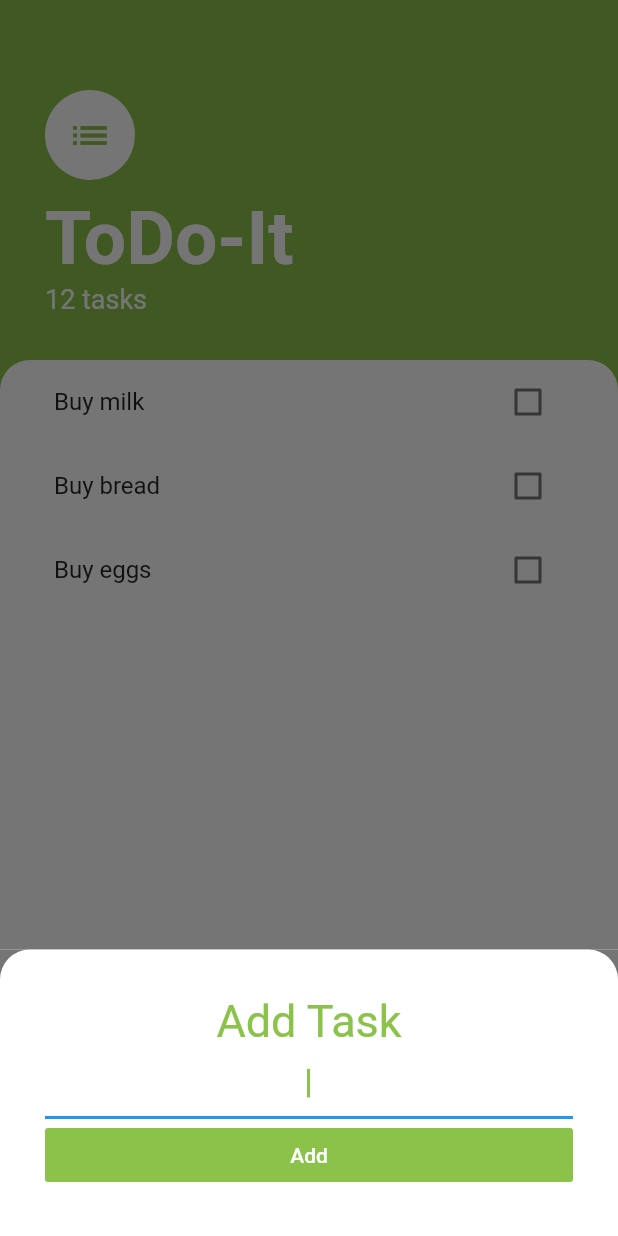
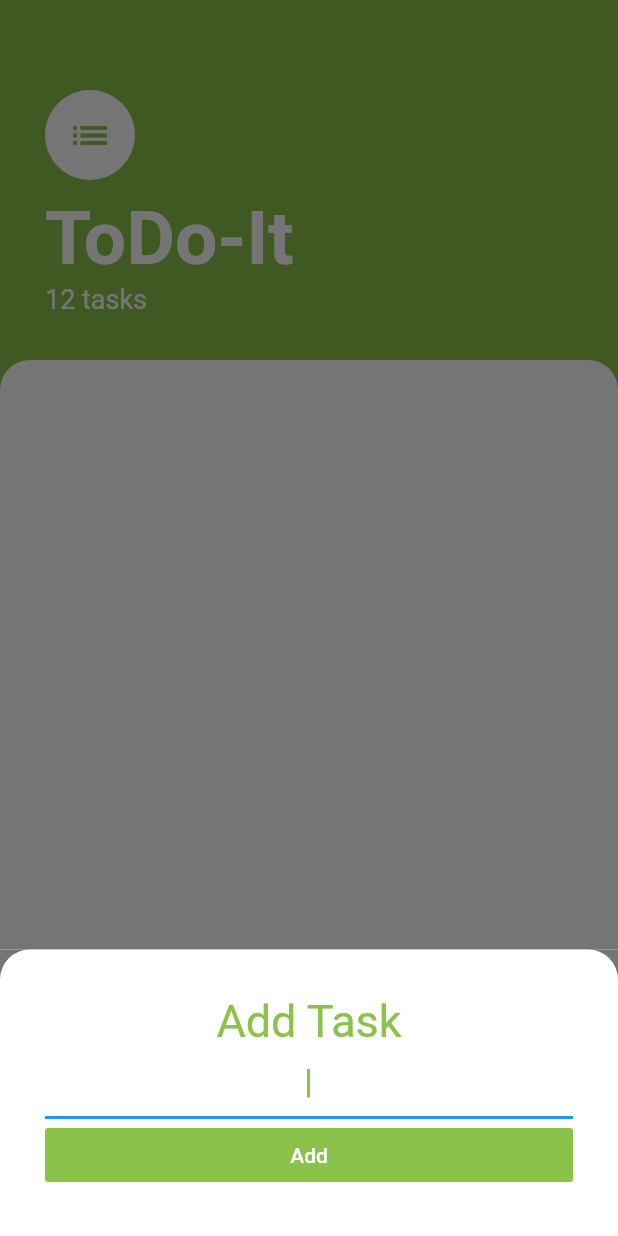
Before and after one commit to marcelohirota/todoapp_flutter, a Flutter app: the screen it shows after launch, after a tap on the "add" icon, on a phone screen of 412 x 824 dp. Run offline on Flutter 3.47's test engine with Material 2 defaults, Android fonts, the phone set to English and light mode, and no system bars.

Commit message:
task - listview update

```diff
--- a/lib/screens/add_task_screen.dart
+++ b/lib/screens/add_task_screen.dart
@@ -1,8 +1,14 @@
 import 'package:flutter/material.dart';
 
 class AddTaskScreen extends StatelessWidget {
+  final Function addTaskCallback;
+
+  AddTaskScreen(this.addTaskCallback);
+
   @override
   Widget build(BuildContext context) {
+    String newTaskTitle;
+
     return Container(
       color: Color(0xff757575),
       child: Container(
@@ -30,6 +36,9 @@ class AddTaskScreen extends StatelessWidget {
               style: TextStyle(color: Colors.lightGreen),
               cursorColor: Colors.lightGreen,
               textAlign: TextAlign.center,
+              onChanged: (newText) {
+                newTaskTitle = newText;
+              },
             ),
             FlatButton(
               child: Text(
@@ -40,7 +49,7 @@ class AddTaskScreen extends StatelessWidget {
               ),
               color: Colors.lightGreen,
               onPressed: () {
-                // Add our task
+                addTaskCallback(newTaskTitle);
               },
             )
           ],
--- a/lib/screens/task_screen.dart
+++ b/lib/screens/task_screen.dart
@@ -3,9 +3,16 @@ import 'package:flutter/cupertino.dart';
 import 'package:flutter/material.dart';
 import 'package:todoappflutter/widgets/task_list.dart';
 import 'package:todoappflutter/screens/add_task_screen.dart';
-import 'package:todoappflutter/widgets/task_list.dart';
+import 'package:todoappflutter/models/task.dart';
 
-class TaskScreen extends StatelessWidget {
+class TaskScreen extends StatefulWidget {
+  @override
+  _TaskScreenState createState() => _TaskScreenState();
+}
+
+class _TaskScreenState extends State<TaskScreen> {
+  List<Task> tasks = [];
+
   @override
   Widget build(BuildContext context) {
     return Scaffold(
@@ -21,7 +28,12 @@ class TaskScreen extends StatelessWidget {
               child: Container(
                 padding: EdgeInsets.only(
                     bottom: MediaQuery.of(context).viewInsets.bottom),
-                child: AddTaskScreen(),
+                child: AddTaskScreen((newTaskTitle) {
+                  setState(() {
+                    tasks.add(Task(name: newTaskTitle));
+                  });
+                  Navigator.pop(context);
+                }),
               ),
             ),
           );
@@ -80,7 +92,7 @@ class TaskScreen extends StatelessWidget {
                   topRight: Radius.circular(20),
                 ),
               ),
-              child: TaskList(),
+              child: TaskList(tasks),
             ),
           ),
         ],
--- a/lib/widgets/task_list.dart
+++ b/lib/widgets/task_list.dart
@@ -3,32 +3,30 @@ import 'package:todoappflutter/widgets/task_title.dart';
 import 'package:todoappflutter/models/task.dart';
 
 class TaskList extends StatefulWidget {
+  final List<Task> tasks;
+
+  TaskList(this.tasks);
+
   @override
   _TaskListState createState() => _TaskListState();
 }
 
 class _TaskListState extends State<TaskList> {
-  List<Task> tasks = [
-    Task(name: 'Buy milk'),
-    Task(name: 'Buy bread'),
-    Task(name: 'Buy eggs'),
-  ];
-
   @override
   Widget build(BuildContext context) {
     return ListView.builder(
       itemBuilder: (context, index) {
         return TaskTitle(
-          taskTitle: tasks[index].name,
-          isChecked: tasks[index].isDone,
+          taskTitle: widget.tasks[index].name,
+          isChecked: widget.tasks[index].isDone,
           checkboxCallback: (checkboxState) {
             setState(() {
-              tasks[index].toggleDone();
+              widget.tasks[index].toggleDone();
             });
           },
         );
       },
-      itemCount: tasks.length,
+      itemCount: widget.tasks.length,
     );
   }
 }
```
